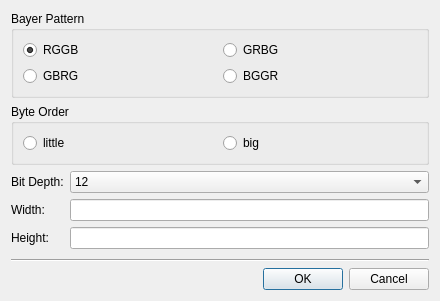
Before: the Qt Designer form inc/RawFileInfoDlg.ui in JonahZeng/IIViewer, drawn with Qt 5.
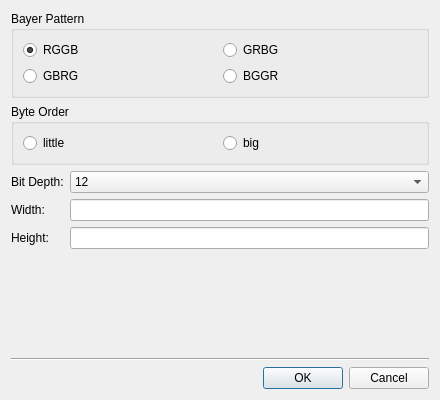
After: the same form once the commit is applied.

Commit message: rawinfo dlg ui update

The edit to the form file:
```diff
--- a/inc/RawFileInfoDlg.ui
+++ b/inc/RawFileInfoDlg.ui
@@ -10,7 +10,7 @@
     <x>0</x>
     <y>0</y>
     <width>440</width>
-    <height>301</height>
+    <height>400</height>
    </rect>
   </property>
   <property name="sizePolicy">
@@ -21,8 +21,8 @@
   </property>
   <property name="minimumSize">
    <size>
-    <width>342</width>
-    <height>248</height>
+    <width>440</width>
+    <height>400</height>
    </size>
   </property>
   <property name="maximumSize">
```
